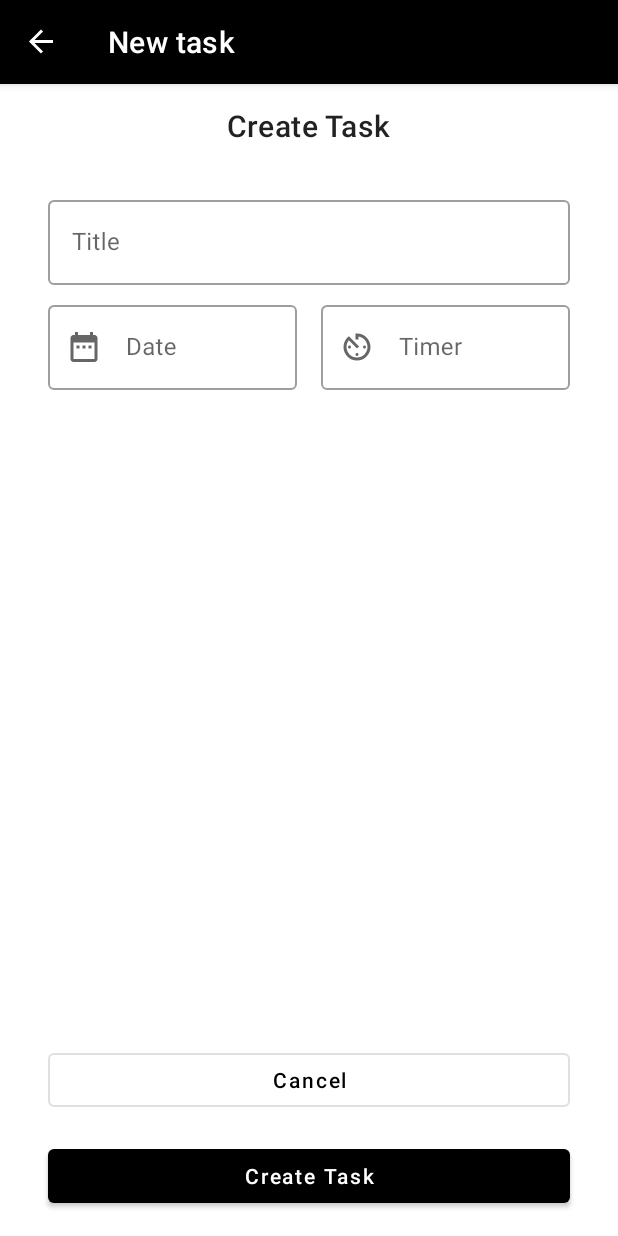
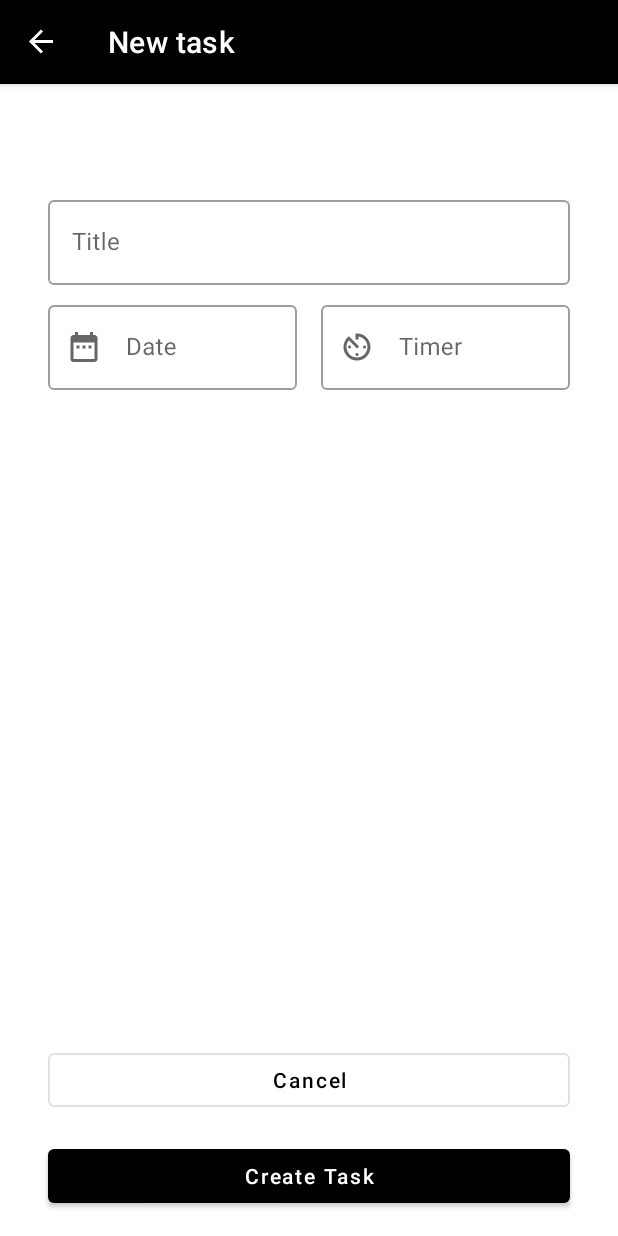
Before and after one commit to DucTato/Remindful, an Android app: the AddTaskFragment screen opened through its navigation route, on a phone screen of 412 x 824 dp. Run offline under Robolectric (Android 15) with nearby library versions, the phone set to English and light mode, and no system bars; our stand-ins replace navigation-ui.

Commit message:
Updated some minor effect

```diff
--- a/app/src/main/java/com/example/remindful/view/TaskFragment.kt
+++ b/app/src/main/java/com/example/remindful/view/TaskFragment.kt
@@ -28,7 +28,7 @@ class TaskFragment : Fragment() {
 
     private lateinit var viewModel: TaskViewModel
     // this bool is here to determine the state of the current layout
-    private var isLinearLayoutManager: Boolean = false
+    private var isLinearLayoutManager: Boolean = true
     // make a reference to the view binding
     private var _binding: FragmentTaskBinding? = null
     private val binding get() = _binding!!
--- a/app/src/main/res/layout/fragment_add_task.xml
+++ b/app/src/main/res/layout/fragment_add_task.xml
@@ -9,10 +9,11 @@
         android:id="@+id/toolbar"
         android:layout_width="match_parent"
         android:layout_height="wrap_content"
-        app:titleCentered="true"
+        android:visibility="invisible"
         app:layout_constraintTop_toTopOf="parent"
 
-        app:title="@string/create_tasks" />
+        app:title="@string/create_tasks"
+        app:titleCentered="true" />
 
     <androidx.constraintlayout.widget.Guideline
         android:id="@+id/guid_start"
```
